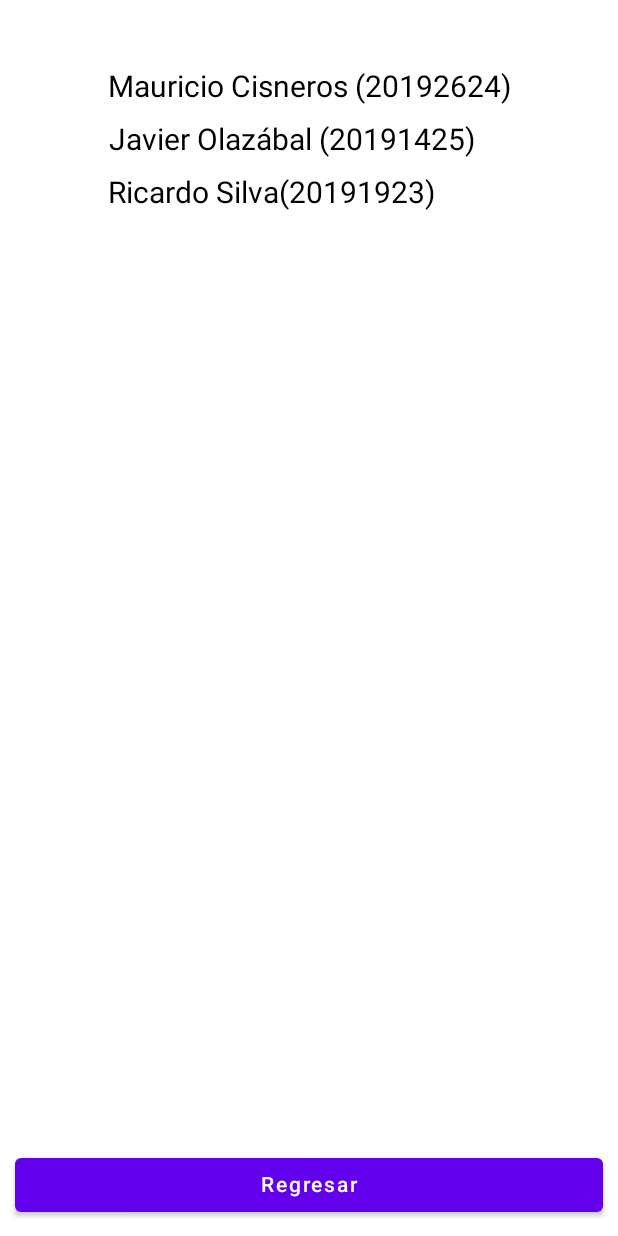
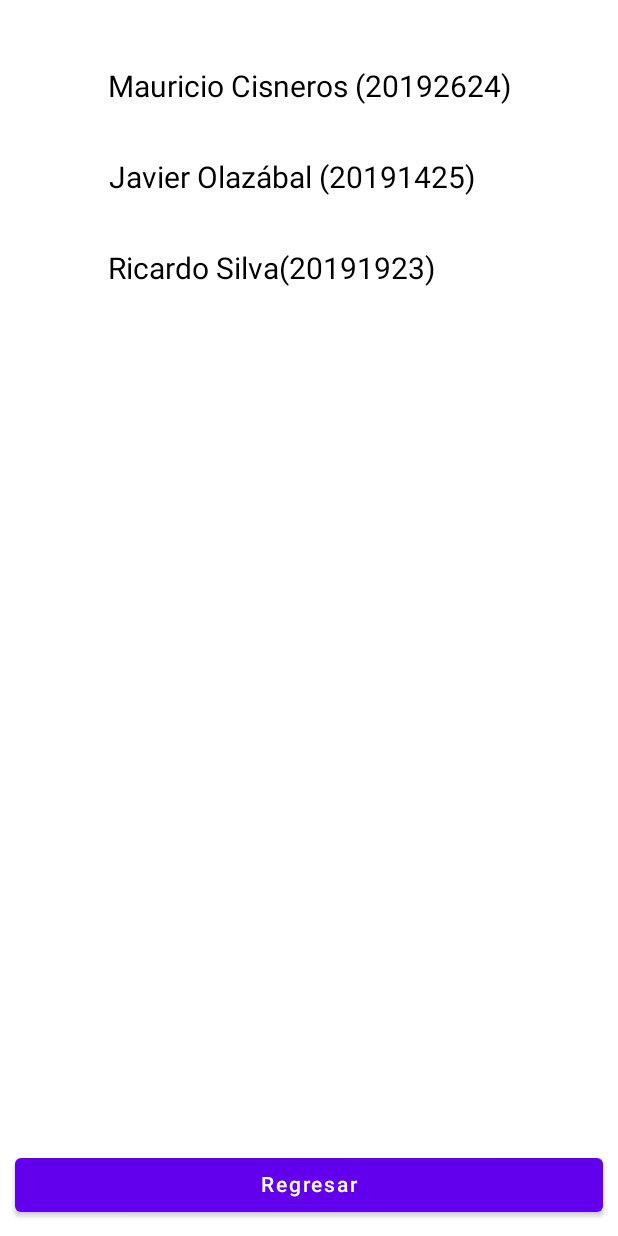
Before and after one commit to Chad-O/APIConsume-Kotlin, an Android app built with Jetpack Compose: the @Preview function SomosScreen, on a phone screen of 412 x 824 dp. Run offline under Robolectric (Android 15) with nearby library versions, the phone set to English and light mode, and no system bars.

Commit message:
Somos Screen padding add + Drawer Estetica

```diff
--- a/app/src/main/java/com/example/cinelunaapp/model/GestorPeliculas.kt
+++ b/app/src/main/java/com/example/cinelunaapp/model/GestorPeliculas.kt
@@ -12,7 +12,6 @@ class GestorPeliculas private constructor(){
     init{
         peliculas.add(Pelicula("Dr Strange 2", "15:00", "Doctor Strange en el Multiverso de la Locura (en inglés: Doctor Strange in the Multiverse of Madness) es una película de superhéroes estadounidense basada en el personaje Doctor Strange, de Marvel Comics. Producida por Marvel Studios y distribuida por Walt Disney Studios Motion Pictures, es la secuela de Doctor Strange (2016) y la película número 28 del Universo cinematográfico de Marvel (UCM). La película está dirigida por Sam Raimi, escrita por Michael Waldron, y está protagonizada por Benedict Cumberbatch como Stephen Strange, junto a Elizabeth Olsen, Chiwetel Ejiofor, Benedict Wong, Xochitl Gomez, Michael Stuhlbarg y Rachel McAdams. En la película, Strange viaja a través del multiverso para proteger a América Chávez (Gómez), una adolescente capaz de abrir portales en forma de estrella a distintos universos, de Wanda Maximoff (Olsen)."))
         peliculas.add(Pelicula("Top Gun Maverick", "17:00", "op Gun: Maverick se lleva a cabo 35 años después de los eventos de la película original y muestra al legendario piloto Pete 'Maverick' Mitchell (Tom Cruise), como capitán y nuevo instructor de vuelo de la academia de pilotos de combate Top Gun en California. Allí guía ahora a los nuevos pilotos de combate, hombres y mujeres. Entre ellos está el teniente Bradley Bradshaw (Milles Teller), el hijo de Goose, su antiguo compañero que falleció en un accidente de vuelo durante el entrenamiento de pilotos, que busca convertirse ahora en un aviador mucho mejor de lo que su padre era."))
-        peliculas.add(Pelicula("Top Gun Maverick", "17:00", "op Gun: Maverick se lleva a cabo 35 años después de los eventos de la película original y muestra al legendario piloto Pete \"Maverick\" Mitchell (Tom Cruise), como capitán y nuevo instructor de vuelo de la academia de pilotos de combate Top Gun en California. Allí guía ahora a los nuevos pilotos de combate, hombres y mujeres. Entre ellos está el teniente Bradley Bradshaw (Milles Teller), el hijo de Goose, su antiguo compañero que falleció en un accidente de vuelo durante el entrenamiento de pilotos, que busca convertirse ahora en un aviador mucho mejor de lo que su padre era."))
         peliculas.add(Pelicula("Detective Pikachu", "11:00","Pokémon: Detective Pikachu es una película de fantasía\u200B dirigida por Rob Letterman y escrita por Nicole Perlman y Letterman, basada en el videojuego del mismo nombre. La película es una empresa conjunta estadounidense y japonesa producida por Legendary Pictures, The Pokémon Company, Warner Bros. Pictures y Toho."))
     }
 
--- a/app/src/main/java/com/example/cinelunaapp/presentation/screens/PeliculaScreen.kt
+++ b/app/src/main/java/com/example/cinelunaapp/presentation/screens/PeliculaScreen.kt
@@ -17,6 +17,7 @@ import com.example.cinelunaapp.presentation.components.NavigationGraph
 import com.example.cinelunaapp.presentation.components.TopBar
 import kotlinx.coroutines.launch
 
+
 @Composable
 @Preview fun PeliculaScreen(
 
--- a/app/src/main/java/com/example/cinelunaapp/presentation/screens/SomosScreen.kt
+++ b/app/src/main/java/com/example/cinelunaapp/presentation/screens/SomosScreen.kt
@@ -28,17 +28,19 @@ import com.example.cinelunaapp.presentation.screens.Navegacion
         Column() {
             Text(text = "Mauricio Cisneros (20192624)",
                 modifier = Modifier.padding(6.dp)
-                    .padding(start = 0.dp, top = 40.dp, end = 0.dp, bottom = 0.dp),
+                    .padding(start = 0.dp, top = 40.dp, end = 0.dp, bottom = 5.dp),
                 fontSize = 20.sp,
                 textAlign = TextAlign.Center)
 
             Text(text = "Javier Olazábal (20191425)",
-                modifier = Modifier.padding(6.dp),
+                modifier = Modifier.padding(6.dp)
+                    .padding(start = 0.dp, top = 20.dp, end = 0.dp, bottom = 5.dp),
                 fontSize = 20.sp,
                 textAlign = TextAlign.Center)
 
             Text(text = "Ricardo Silva(20191923)",
-                modifier = Modifier.padding(6.dp),
+                modifier = Modifier.padding(6.dp)
+                    .padding(start = 0.dp, top = 20.dp, end = 0.dp, bottom = 5.dp),
                 fontSize = 20.sp,
                 textAlign = TextAlign.Center)
         }
--- a/app/src/main/java/com/example/cinelunaapp/presentation/viewmodels/PeliculasViewModel.kt
+++ b/app/src/main/java/com/example/cinelunaapp/presentation/viewmodels/PeliculasViewModel.kt
@@ -1,8 +1,11 @@
 package com.example.cinelunaapp.presentation.viewmodels
 
+import androidx.compose.material.icons.Icons
+import androidx.compose.material.icons.filled.Star
 import androidx.lifecycle.ViewModel
 import com.example.cinelunaapp.model.GestorPeliculas
 import com.example.cinelunaapp.model.Pelicula
+
 
 class PeliculasViewModel : ViewModel() {
     val listaPeliculas = mutableListOf<Pelicula>()
```
Also changed, not shown: app/src/main/java/com/example/cinelunaapp/presentation/components/DrawerMenu.kt (+12 -7 lines).
